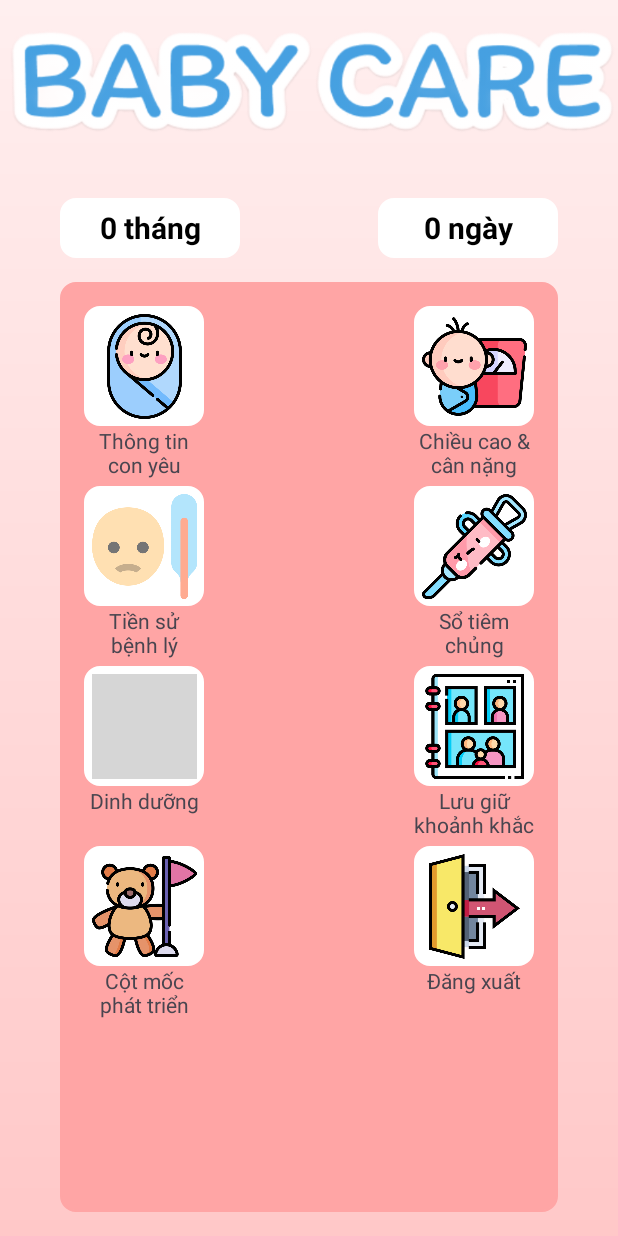
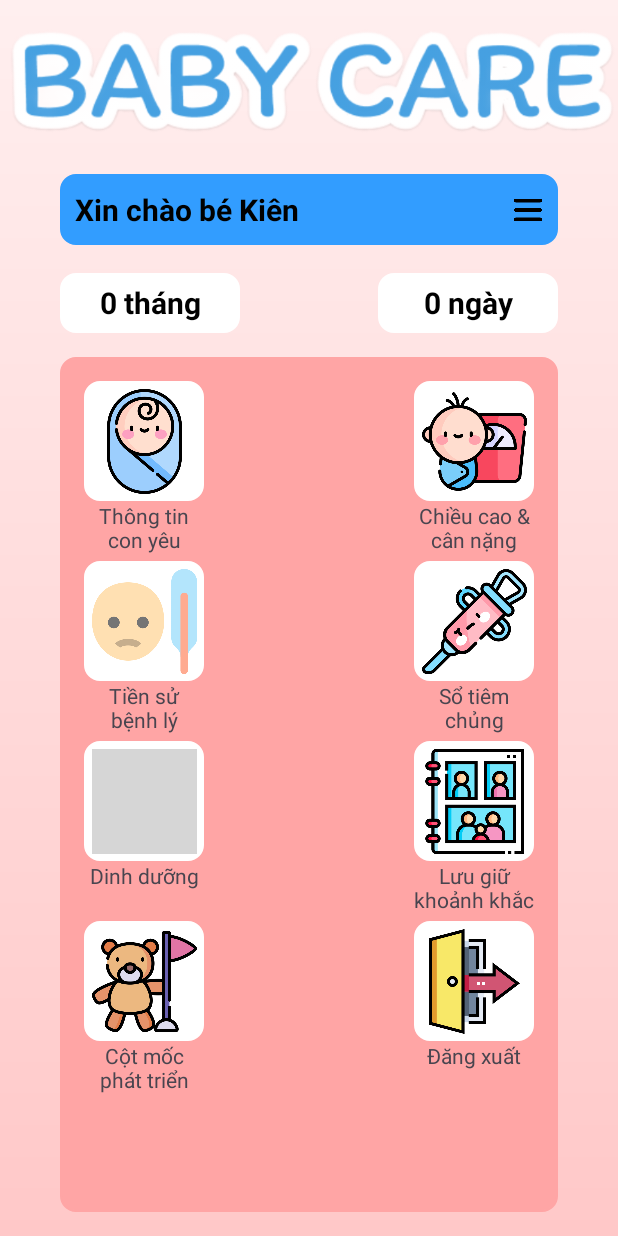
Before and after one commit to tNE1K/Project_Mobile_BabyCare, an Android app: the screen it shows after launch once a user with an empty profile is signed in (MainActivity), on a phone screen of 412 x 824 dp. Run offline under Robolectric (Android 15) with nearby library versions, the light colour scheme and no system bars; our stand-ins replace Firebase (no records; nobody signed in at launch, a user with empty details on screens opened directly); grey boxes are pictures that could not be loaded.

Commit message:
chỉnh sửa spinner trang main + thêm button add cho spinner

```diff
--- /dev/null
+++ b/app/src/main/java/com/example/project_mobile_babycare/Baby.kt
@@ -0,0 +1,5 @@
+package com.example.project_mobile_babycare
+
+class Baby(val name:String){
+
+}
--- /dev/null
+++ b/app/src/main/java/com/example/project_mobile_babycare/BabyAdapter.kt
@@ -0,0 +1,49 @@
+package com.example.project_mobile_babycare
+
+
+import android.annotation.SuppressLint
+import android.app.Activity
+import android.provider.ContactsContract.CommonDataKinds.Im
+import android.view.LayoutInflater
+import android.view.View
+import android.view.ViewGroup
+import android.widget.ArrayAdapter
+import android.widget.Button
+import android.widget.ImageView
+import android.widget.TextView
+import com.example.project_mobile_babycare.Baby
+
+class BabyAdapter(val context:Activity, val list: ArrayList<Baby>) : ArrayAdapter<Baby>(context, R.layout.item_baby) {
+
+    override fun getCount(): Int {
+        return list.size
+    }
+
+    override fun getView(position: Int, convertView: View?, parent: ViewGroup): View {
+
+        val context = context.layoutInflater
+        val rowView = context.inflate(R.layout.baby_selected, parent, false)
+        val name = rowView.findViewById<TextView>(R.id.tv_selectedBaby)
+        name.text = "Xin chào bé " + list[position].name
+        return rowView
+    }
+
+    override fun getDropDownView(position: Int, convertView: View?, parent: ViewGroup): View {
+        return initView(position, convertView, parent)
+    }
+
+    private fun initView(position: Int, convertView: View?, parent: ViewGroup): View{
+        val context = context.layoutInflater
+        val rowView = context.inflate(R.layout.item_baby, parent, false)
+        val name = rowView.findViewById<TextView>(R.id.tv_babyName)
+        val btnAdd = rowView.findViewById<Button>(R.id.btnAddBaby)
+        val imgIgnore = rowView.findViewById<ImageView>(R.id.IV_babyIgnore)
+        name.text = list[position].name
+        if (position == list.size - 1)
+        {
+            btnAdd.visibility = View.VISIBLE
+            imgIgnore.visibility = View.GONE
+        }
+        return rowView
+    }
+}
--- a/app/src/main/java/com/example/project_mobile_babycare/MainActivity.kt
+++ b/app/src/main/java/com/example/project_mobile_babycare/MainActivity.kt
@@ -1,7 +1,10 @@
 package com.example.project_mobile_babycare
 
 import android.os.Bundle
+import android.view.View
+import android.widget.AdapterView
 import android.widget.ImageView
+import android.widget.Spinner
 import android.widget.TextView
 import androidx.activity.enableEdgeToEdge
 import androidx.appcompat.app.AppCompatActivity
@@ -9,6 +12,11 @@ import androidx.core.view.ViewCompat
 import androidx.core.view.WindowInsetsCompat
 
 class MainActivity : AppCompatActivity() {
+
+    lateinit var hSpinner: Spinner
+    lateinit var baby:Baby
+    lateinit var babyAdapter:BabyAdapter
+    lateinit var babyList:ArrayList<Baby>
     override fun onCreate(savedInstanceState: Bundle?) {
         super.onCreate(savedInstanceState)
         enableEdgeToEdge()
@@ -19,5 +27,22 @@ class MainActivity : AppCompatActivity() {
             insets
         }
 
+        babyList = ArrayList<Baby>()
+        babyList.add(Baby("Kiên"))
+        babyList.add(Baby("Bảo"))
+        babyList.add(Baby("Nam"))
+        babyList.add(Baby(""))
+        hSpinner = findViewById(R.id.SPNlistBaby)
+        babyAdapter = BabyAdapter(this, babyList)
+        hSpinner.adapter = babyAdapter
+        hSpinner.onItemSelectedListener = object : AdapterView.OnItemSelectedListener {
+            override fun onItemSelected(parent: AdapterView<*>?, view: View?, position: Int, id: Long) {
+
+            }
+
+            override fun onNothingSelected(parent: AdapterView<*>?) {
+
+            }
+        }
     }
 }
--- /dev/null
+++ b/app/src/main/res/drawable/rounded_bot_textbox.xml
@@ -0,0 +1,8 @@
+<?xml version="1.0" encoding="utf-8"?>
+<shape xmlns:android="http://schemas.android.com/apk/res/android">
+    <solid
+        android:color="@color/white"/>
+    <corners
+        android:topLeftRadius="0dp" android:topRightRadius="0dp"
+        android:bottomLeftRadius="10dp" android:bottomRightRadius="10dp"/>
+</shape>
--- a/app/src/main/res/layout/activity_main.xml
+++ b/app/src/main/res/layout/activity_main.xml
@@ -18,12 +18,14 @@
         app:layout_constraintRight_toRightOf="parent"/>
 
     <Spinner
-        android:id="@+id/BTNlistBaby"
+        android:id="@+id/SPNlistBaby"
         android:layout_width="match_parent"
-        android:layout_height="wrap_content"
+        android:layout_height="50dp"
+        android:dropDownVerticalOffset = "47dp"
         android:layout_marginLeft="@dimen/text_large"
         android:layout_marginRight="@dimen/text_large"
-        android:background="@color/white"
+        android:background="@color/transparent"
+        android:popupBackground="@drawable/rounded_bot_textbox"
         app:layout_constraintLeft_toLeftOf="parent"
         app:layout_constraintRight_toRightOf="parent"
         app:layout_constraintTop_toBottomOf="@id/IVprojectName" />
@@ -40,7 +42,7 @@
         android:textSize="20dp"
         android:textAlignment="center"
         android:gravity="center"
-        app:layout_constraintTop_toBottomOf="@id/BTNlistBaby"
+        app:layout_constraintTop_toBottomOf="@id/SPNlistBaby"
         app:layout_constraintLeft_toLeftOf="parent"
         android:layout_marginTop="@dimen/text_small"
         android:layout_marginLeft="@dimen/text_large"/>
@@ -57,7 +59,7 @@
         android:textSize="20dp"
         android:textAlignment="center"
         android:gravity="center"
-        app:layout_constraintTop_toBottomOf="@id/BTNlistBaby"
+        app:layout_constraintTop_toBottomOf="@id/SPNlistBaby"
         app:layout_constraintRight_toRightOf="parent"
         android:layout_marginTop="@dimen/text_small"
         android:layout_marginRight="@dimen/text_large"/>
--- /dev/null
+++ b/app/src/main/res/layout/baby_selected.xml
@@ -0,0 +1,32 @@
+<?xml version="1.0" encoding="utf-8"?>
+<androidx.constraintlayout.widget.ConstraintLayout xmlns:android="http://schemas.android.com/apk/res/android"
+    android:layout_width="match_parent"
+    android:layout_height="match_parent"
+    xmlns:app="http://schemas.android.com/apk/res-auto">
+
+    <TextView
+        android:id="@+id/tv_selectedBaby"
+        android:layout_width="match_parent"
+        android:layout_height="wrap_content"
+        android:textColor="@color/black"
+        android:background="@drawable/rounded_textbox"
+        android:backgroundTint="@color/blue"
+        android:text="Baby"
+        android:textStyle="bold"
+        android:padding="10dp"
+        android:textSize="20dp"
+        app:layout_constraintTop_toTopOf="parent"
+        app:layout_constraintLeft_toLeftOf="parent"/>
+
+    <ImageView
+        android:id="@+id/iv_more"
+        android:layout_width="20dp"
+        android:layout_height="20dp"
+        android:src="@drawable/more"
+        android:scaleType="fitCenter"
+        app:layout_constraintTop_toTopOf="parent"
+        app:layout_constraintBottom_toBottomOf="@id/tv_selectedBaby"
+        app:layout_constraintRight_toRightOf="parent"
+        android:layout_marginRight="10dp"/>
+
+</androidx.constraintlayout.widget.ConstraintLayout>
--- a/app/src/main/res/values/colors.xml
+++ b/app/src/main/res/values/colors.xml
@@ -7,5 +7,6 @@
     <color name="light_blue">#DDEFFF</color>
     <color name="red">#FF3232</color>
     <color name="pink">#FFA5A5</color>
+    <color name="sofia">#2F8E9A</color>
     <color name="transparent">#00FFFFFF</color>
 </resources>
```
Also changed, not shown: app/src/main/res/drawable/rounded_bot_button.xml (added, +7 -0 lines), app/src/main/res/layout/item_baby.xml (added, +49 -0 lines), app/src/main/res/drawable/minus.png (added).
